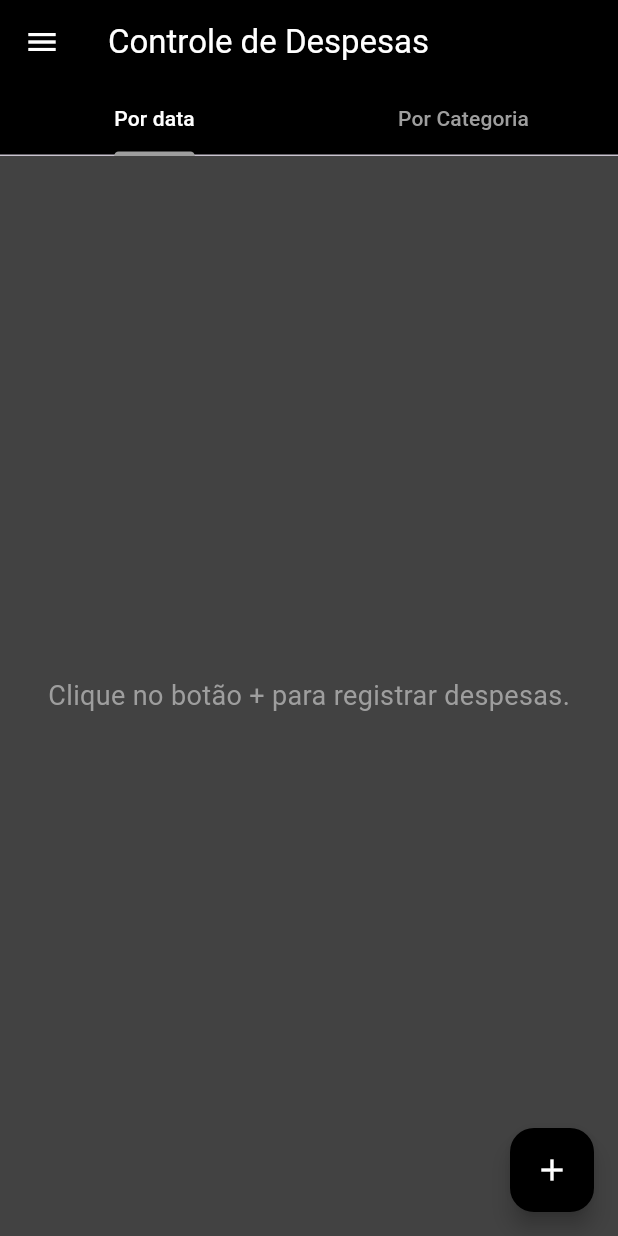
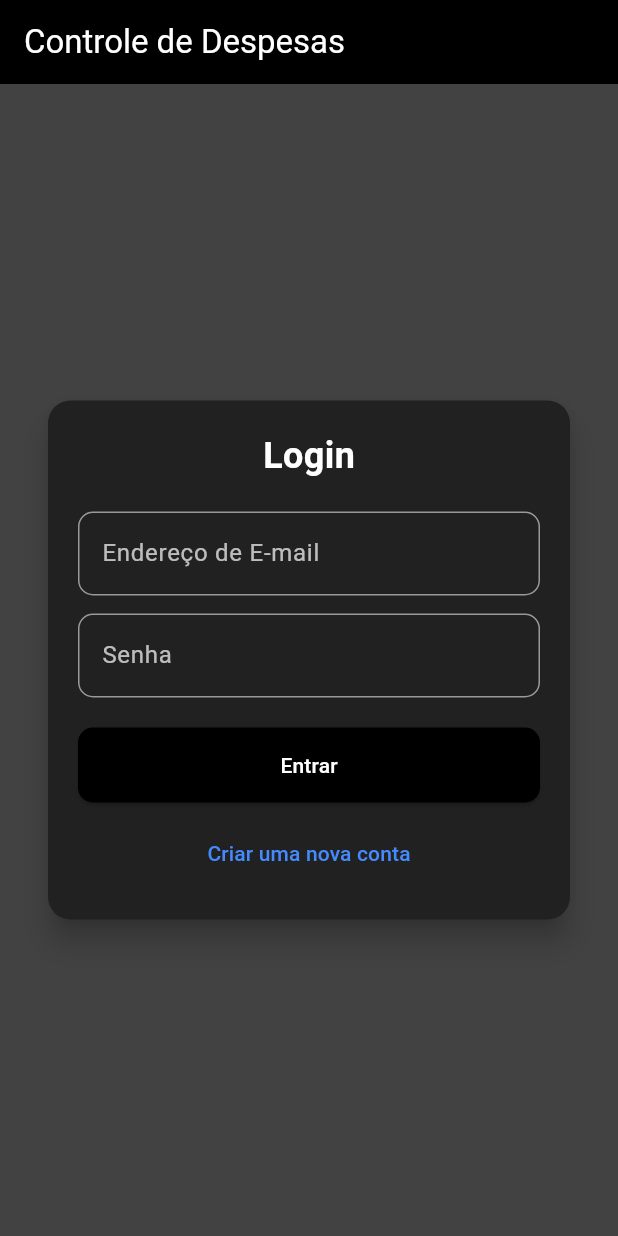
Before and after one commit to pbiancalondero/app_controle_despesas, a Flutter app: the screen it shows after launch, on a phone screen of 412 x 824 dp. Run offline on Flutter 3.47's test engine with Material 3 defaults, Android fonts, the phone set to English and light mode, and no system bars; our stand-ins replace firebase_auth, firebase_core, firebase_database; accounts and stored records are empty.

Commit message:
Adição da tela de login

```diff
--- a/app_controle_despesas/lib/main.dart
+++ b/app_controle_despesas/lib/main.dart
@@ -1,39 +1,95 @@
 import 'package:flutter/material.dart';
 import 'package:provider/provider.dart';
 import 'package:firebase_core/firebase_core.dart';
+import 'package:firebase_auth/firebase_auth.dart';
 import 'firebase_options.dart';
-// import 'package:firebase_database/firebase_database.dart'; // Nao precisa aqui
-
-import 'providers/expense_provider.dart'; // Ative este import
-import 'screens/home_screen.dart';       // Ative este import
-import 'screens/category_management_screen.dart'; // Ative este import
-import 'screens/tag_management_screen.dart';      // Ative este import
-
+import 'providers/expense_provider.dart';
+import 'screens/home_screen.dart';
+import 'screens/category_management_screen.dart';
+import 'screens/tag_management_screen.dart';
+import 'screens/login_screen.dart';
 
 void main() async {
   WidgetsFlutterBinding.ensureInitialized();
   await Firebase.initializeApp(
-    options: DefaultFirebaseOptions.currentPlatform, // <<< ESSENCIAL
+    options: DefaultFirebaseOptions.currentPlatform,
   );
   runApp(const MyApp());
 }
 
 class MyApp extends StatelessWidget {
   const MyApp({super.key});
+
   @override
   Widget build(BuildContext context) {
     return MultiProvider(
       providers: [
-        ChangeNotifierProvider(create: (_) => ExpenseProvider()), // Aqui o ExpenseProvider é criado
+        ChangeNotifierProvider(create: (_) => ExpenseProvider()),
       ],
       child: MaterialApp(
         title: 'Controle de Despesas',
         debugShowCheckedModeBanner: false,
-        initialRoute: '/',
+        theme: ThemeData.dark().copyWith( // Ajuste o tema para um visual escuro consistente
+          primaryColor: Colors.black,
+          scaffoldBackgroundColor: Colors.grey[800],
+          appBarTheme: const AppBarTheme(
+            backgroundColor: Colors.black,
+            foregroundColor: Colors.white,
+          ),
+          elevatedButtonTheme: ElevatedButtonThemeData(
+            style: ElevatedButton.styleFrom(
+              backgroundColor: Colors.black,
+              foregroundColor: Colors.white,
+            ),
+          ),
+          textButtonTheme: TextButtonThemeData(
+            style: TextButton.styleFrom(
+              foregroundColor: Colors.blueAccent,
+            ),
+          ),
+          inputDecorationTheme: InputDecorationTheme(
+            labelStyle: const TextStyle(color: Colors.white70),
+            border: OutlineInputBorder(
+              borderRadius: BorderRadius.circular(10),
+              borderSide: const BorderSide(color: Colors.white54),
+            ),
+            enabledBorder: OutlineInputBorder(
+              borderRadius: BorderRadius.circular(10),
+              borderSide: const BorderSide(color: Colors.white54),
+            ),
+            focusedBorder: OutlineInputBorder(
+              borderRadius: BorderRadius.circular(10),
+              borderSide: const BorderSide(color: Colors.blueAccent),
+            ),
+          ),
+        ),
+        // Use StreamBuilder para lidar com o estado de autenticação
+        home: StreamBuilder<User?>(
+          stream: FirebaseAuth.instance.authStateChanges(),
+          builder: (context, snapshot) {
+            if (snapshot.connectionState == ConnectionState.waiting) {
+              // Exibir um indicador de carregamento enquanto verifica o estado de autenticação
+              return const Scaffold(
+                backgroundColor: Colors.grey,
+                body: Center(
+                  child: CircularProgressIndicator(color: Colors.white),
+                ),
+              );
+            }
+            if (snapshot.hasData) {
+              // Se o usuário estiver logado, vá para a HomeScreen
+              return const HomeScreen();
+            }
+            // Se o usuário não estiver logado, vá para a LoginScreen
+            return const LoginScreen();
+          },
+        ),
         routes: {
-          '/': (context) => const HomeScreen(),
           '/manage_categories': (context) => const CategoryManagementScreen(),
           '/manage_tags': (context) => const TagManagementScreen(),
+          // Se você quiser que a LoginScreen seja acessível via rota, pode adicioná-la aqui também,
+          // mas 'home' já lida com o fluxo inicial.
+          // '/login': (context) => const LoginScreen(),
         },
       ),
     );
--- a/app_controle_despesas/lib/providers/expense_provider.dart
+++ b/app_controle_despesas/lib/providers/expense_provider.dart
@@ -171,13 +171,11 @@ class ExpenseProvider with ChangeNotifier {
     await _dbRef.child('users/${_currentUserId!}/expenses/$id').remove();
   }
 
-  // CORRIGIDO: Add a category com proteção contra condição de corrida
   Future<void> addCategory(ExpenseCategory category) async {
     if (_currentUserId == null) return;
 
     final String categoryNameLower = category.name.toLowerCase();
 
-    // NOVO: Verificar se já está em processo de adição
     if (_addingCategories.contains(categoryNameLower)) {
       print('DEBUG: [addCategory] Categoria "${category.name}" já está em processo de adição. Abortando.');
       return;
@@ -239,13 +237,11 @@ class ExpenseProvider with ChangeNotifier {
     await _dbRef.child('users/${_currentUserId!}/categories/$id').remove();
   }
 
-  // CORRIGIDO: Add a tag com proteção contra condição de corrida
   Future<void> addTag(Tag tag) async {
     if (_currentUserId == null) return;
 
     final String tagNameLower = tag.name.toLowerCase();
 
-    // NOVO: Verificar se já está em processo de adição
     if (_addingTags.contains(tagNameLower)) {
       print('DEBUG: [addTag] Tag "${tag.name}" já está em processo de adição. Abortando.');
       return;
--- a/app_controle_despesas/lib/screens/add_expense_screen.dart
+++ b/app_controle_despesas/lib/screens/add_expense_screen.dart
@@ -5,8 +5,6 @@ import '../models/expense.dart';
 import '../providers/expense_provider.dart';
 import '../widgets/add_category_dialog.dart';
 import '../widgets/add_tag_dialog.dart';
-// Import para ExpenseCategory
-// Import para Tag
 
 class AddExpenseScreen extends StatefulWidget {
   final Expense? initialExpense;
@@ -119,10 +117,10 @@ if ((_selectedTagId == null || !expenseProvider.tags.any((tag) => tag.id == _sel
     final expense = Expense(
   id: widget.initialExpense?.id ?? '', // ID vazio para novas despesas, Firebase irá gerar
   amount: double.parse(_amountController.text),
-  categoryId: _selectedCategoryId!, // <<< Aqui o problema acontece se _selectedCategoryId for nulo
+  categoryId: _selectedCategoryId!,
   note: _noteController.text,
   date: _selectedDate,
-  tag: _selectedTagId!, // <<< Aqui o problema acontece se _selectedTagId for nulo
+  tag: _selectedTagId!,
 );
 
     Provider.of<ExpenseProvider>(context, listen: false)
--- a/app_controle_despesas/lib/screens/category_management_screen.dart
+++ b/app_controle_despesas/lib/screens/category_management_screen.dart
@@ -3,7 +3,6 @@ import 'package:provider/provider.dart';
 import '../providers/expense_provider.dart';
 import '../widgets/add_category_dialog.dart';
 
-// Example for CategoryManagementScreen
 class CategoryManagementScreen extends StatelessWidget {
   const CategoryManagementScreen({super.key});
 
@@ -13,7 +12,7 @@ class CategoryManagementScreen extends StatelessWidget {
       backgroundColor: Colors.grey[800],
       appBar: AppBar(
         title: const Text("Gerenciar Categorias"),
-        backgroundColor: Colors.black, // Themed color similar to your inspirations
+        backgroundColor: Colors.black,
         foregroundColor: Colors.white,
       ),
       body: Consumer<ExpenseProvider>(
@@ -44,7 +43,7 @@ class CategoryManagementScreen extends StatelessWidget {
               onAdd: (newCategory) {
                 Provider.of<ExpenseProvider>(context, listen: false)
                     .addCategory(newCategory);
-                Navigator.pop(context); // Close the dialog
+                Navigator.pop(context);
               },
             ),
           );
--- /dev/null
+++ b/app_controle_despesas/lib/screens/login_screen.dart
@@ -0,0 +1,251 @@
+import 'package:flutter/material.dart';
+import 'package:firebase_auth/firebase_auth.dart';
+
+class LoginScreen extends StatefulWidget {
+  const LoginScreen({super.key});
+
+  @override
+  _LoginScreenState createState() => _LoginScreenState();
+}
+
+class _LoginScreenState extends State<LoginScreen> {
+  final _formKey = GlobalKey<FormState>();
+  final TextEditingController _emailController = TextEditingController();
+  final TextEditingController _passwordController = TextEditingController();
+
+  bool _isLogin = true; // True para login, false para cadastro
+  bool _isLoading = false; // Para mostrar o indicador de carregamento
+  String? _errorMessage; // Para exibir mensagens de erro
+
+  final FirebaseAuth _auth = FirebaseAuth.instance;
+
+  // Função para exibir um diálogo de erro
+  void _showErrorDialog(String message) {
+    showDialog(
+      context: context,
+      builder: (ctx) => AlertDialog(
+        title: const Text('Ocorreu um Erro'),
+        content: Text(message),
+        actions: <Widget>[
+          TextButton(
+            child: const Text('Ok'),
+            onPressed: () {
+              Navigator.of(ctx).pop();
+            },
+          )
+        ],
+      ),
+    );
+  }
+
+  // Função para submeter o formulário (login ou cadastro)
+  Future<void> _submitAuthForm() async {
+    final isValid = _formKey.currentState?.validate();
+    FocusScope.of(context).unfocus(); // Fechar o teclado
+
+    if (isValid == null || !isValid) {
+      return;
+    }
+
+    setState(() {
+      _isLoading = true;
+      _errorMessage = null; // Limpar mensagens de erro anteriores
+    });
+
+    try {
+      if (_isLogin) {
+        // Lógica de Login
+        await _auth.signInWithEmailAndPassword(
+          email: _emailController.text.trim(),
+          password: _passwordController.text.trim(),
+        );
+        print('Login bem-sucedido!');
+      } else {
+        // Lógica de Cadastro
+        await _auth.createUserWithEmailAndPassword(
+          email: _emailController.text.trim(),
+          password: _passwordController.text.trim(),
+        );
+        print('Cadastro bem-sucedido!');
+      }
+      // Se o login/cadastro for bem-sucedido, o StreamBuilder em main.dart
+      // detectará a mudança no estado de autenticação e navegará para HomeScreen.
+    } on FirebaseAuthException catch (e) {
+      String message;
+      if (e.code == 'weak-password') {
+        message = 'A senha fornecida é muito fraca.';
+      } else if (e.code == 'email-already-in-use') {
+        message = 'Este e-mail já está em uso.';
+      } else if (e.code == 'user-not-found' || e.code == 'wrong-password') {
+        message = 'Credenciais inválidas. Verifique seu e-mail e senha.';
+      } else if (e.code == 'invalid-email') {
+        message = 'O formato do e-mail é inválido.';
+      } else {
+        message = 'Ocorreu um erro de autenticação. Por favor, tente novamente. (${e.message})';
+      }
+      setState(() {
+        _errorMessage = message;
+      });
+      _showErrorDialog(message);
+    } catch (e) {
+      setState(() {
+        _errorMessage = 'Ocorreu um erro inesperado: $e';
+      });
+      _showErrorDialog('Ocorreu um erro inesperado: $e');
+    } finally {
+      setState(() {
+        _isLoading = false;
+      });
+    }
+  }
+
+  @override
+  void dispose() {
+    _emailController.dispose();
+    _passwordController.dispose();
+    super.dispose();
+  }
+
+  @override
+  Widget build(BuildContext context) {
+    return Scaffold(
+      backgroundColor: Colors.grey[800],
+      appBar: AppBar(
+        title: Text(_isLogin ? 'Controle de Despesas' : 'Cadastro'),
+        backgroundColor: Colors.black,
+        foregroundColor: Colors.white,
+      ),
+      body: Center(
+        child: SingleChildScrollView(
+          padding: const EdgeInsets.all(16.0),
+          child: Card(
+            margin: const EdgeInsets.all(16),
+            color: Colors.grey[900],
+            elevation: 8,
+            shape: RoundedRectangleBorder(borderRadius: BorderRadius.circular(15)),
+            child: Padding(
+              padding: const EdgeInsets.all(20.0),
+              child: Form(
+                key: _formKey,
+                child: Column(
+                  mainAxisSize: MainAxisSize.min,
+                  children: <Widget>[
+                    Text(
+                      _isLogin ? 'Login' : 'Crie sua conta',
+                      style: const TextStyle(
+                        fontSize: 24,
+                        fontWeight: FontWeight.bold,
+                        color: Colors.white,
+                      ),
+                    ),
+                    const SizedBox(height: 20),
+                    TextFormField(
+                      key: const ValueKey('email'),
+                      controller: _emailController,
+                      keyboardType: TextInputType.emailAddress,
+                      decoration: InputDecoration(
+                        labelText: 'Endereço de E-mail',
+                        labelStyle: const TextStyle(color: Colors.white70),
+                        border: OutlineInputBorder(
+                          borderRadius: BorderRadius.circular(10),
+                        ),
+                        enabledBorder: OutlineInputBorder(
+                          borderRadius: BorderRadius.circular(10),
+                          borderSide: const BorderSide(color: Colors.white54),
+                        ),
+                        focusedBorder: OutlineInputBorder(
+                          borderRadius: BorderRadius.circular(10),
+                          borderSide: const BorderSide(color: Colors.blueAccent),
+                        ),
+                      ),
+                      style: const TextStyle(color: Colors.white),
+                      validator: (value) {
+                        if (value == null || value.isEmpty || !value.contains('@')) {
+                          return 'Por favor, insira um e-mail válido.';
+                        }
+                        return null;
+                      },
+                    ),
+                    const SizedBox(height: 12),
+                    TextFormField(
+                      key: const ValueKey('password'),
+                      controller: _passwordController,
+                      obscureText: true,
+                      decoration: InputDecoration(
+                        labelText: 'Senha',
+                        labelStyle: const TextStyle(color: Colors.white70),
+                        border: OutlineInputBorder(
+                          borderRadius: BorderRadius.circular(10),
+                        ),
+                        enabledBorder: OutlineInputBorder(
+                          borderRadius: BorderRadius.circular(10),
+                          borderSide: const BorderSide(color: Colors.white54),
+                        ),
+                        focusedBorder: OutlineInputBorder(
+                          borderRadius: BorderRadius.circular(10),
+                          borderSide: const BorderSide(color: Colors.blueAccent),
+                        ),
+                      ),
+                      style: const TextStyle(color: Colors.white),
+                      validator: (value) {
+                        if (value == null || value.isEmpty || value.length < 6) {
+                          return 'A senha deve ter pelo menos 6 caracteres.';
+                        }
+                        return null;
+                      },
+                    ),
+                    const SizedBox(height: 20),
+                    if (_isLoading)
+                      const CircularProgressIndicator(color: Colors.white)
+                    else
+                      Column(
+                        children: [
+                          ElevatedButton(
+                            onPressed: _submitAuthForm,
+                            style: ElevatedButton.styleFrom(
+                              backgroundColor: Colors.black,
+                              foregroundColor: Colors.white,
+                              padding: const EdgeInsets.symmetric(horizontal: 30, vertical: 15),
+                              shape: RoundedRectangleBorder(
+                                borderRadius: BorderRadius.circular(10),
+                              ),
+                              minimumSize: const Size(double.infinity, 50),
+                            ),
+                            child: Text(_isLogin ? 'Entrar' : 'Cadastrar'),
+                          ),
+                          const SizedBox(height: 10),
+                          TextButton(
+                            onPressed: () {
+                              setState(() {
+                                _isLogin = !_isLogin;
+                                _errorMessage = null; // Limpar erro ao trocar de modo
+                              });
+                            },
+                            style: TextButton.styleFrom(
+                              foregroundColor: Colors.blueAccent,
+                            ),
+                            child: Text(_isLogin
+                                ? 'Criar uma nova conta'
+                                : 'Já tenho uma conta'),
+                          ),
+                        ],
+                      ),
+                    if (_errorMessage != null)
+                      Padding(
+                        padding: const EdgeInsets.only(top: 10),
+                        child: Text(
+                          _errorMessage!,
+                          style: const TextStyle(color: Colors.red, fontSize: 14),
+                          textAlign: TextAlign.center,
+                        ),
+                      ),
+                  ],
+                ),
+              ),
+            ),
+          ),
+        ),
+      ),
+    );
+  }
+}
--- a/app_controle_despesas/lib/screens/tag_management_screen.dart
+++ b/app_controle_despesas/lib/screens/tag_management_screen.dart
@@ -12,7 +12,7 @@ class TagManagementScreen extends StatelessWidget {
       backgroundColor: Colors.grey[800],
       appBar: AppBar(
         title: const Text("Gerenciar Tags"),
-        backgroundColor: Colors.black, // Themed color similar to your inspirations
+        backgroundColor: Colors.black,
         foregroundColor: Colors.white,
       ),
       body: Consumer<ExpenseProvider>(
@@ -43,7 +43,7 @@ class TagManagementScreen extends StatelessWidget {
             builder: (context) => AddTagDialog(
               onAdd: (newTag) {
                 Provider.of<ExpenseProvider>(context, listen: false).addTag(newTag);
-                Navigator.pop(context); // Close the dialog after adding the new tag
+                Navigator.pop(context);
               },
             ),
           );
--- a/app_controle_despesas/lib/widgets/add_category_dialog.dart
+++ b/app_controle_despesas/lib/widgets/add_category_dialog.dart
@@ -43,7 +43,7 @@ class _AddCategoryDialogState extends State<AddCategoryDialog> {
             widget.onAdd(newCategory);
             Provider.of<ExpenseProvider>(context, listen: false)
                 .addCategory(newCategory);
-            _controller.clear(); // Clear the input field
+            _controller.clear();
             Navigator.of(context).pop();
           },
         ),
--- a/app_controle_despesas/lib/widgets/add_tag_dialog.dart
+++ b/app_controle_despesas/lib/widgets/add_tag_dialog.dart
@@ -38,9 +38,7 @@ class _AddTagDialogState extends State<AddTagDialog> {
           onPressed: () {
             var newTag = Tag(id: DateTime.now().toString(), name: _controller.text);
             widget.onAdd(newTag);
-            // Update the provider and UI
             Provider.of<ExpenseProvider>(context, listen: false).addTag(newTag);
-            // Clear the input field for next input
             _controller.clear();
 
             Navigator.of(context).pop();
```
Also changed, not shown: app_controle_despesas/lib/screens/home_screen.dart (+6 -9 lines).
